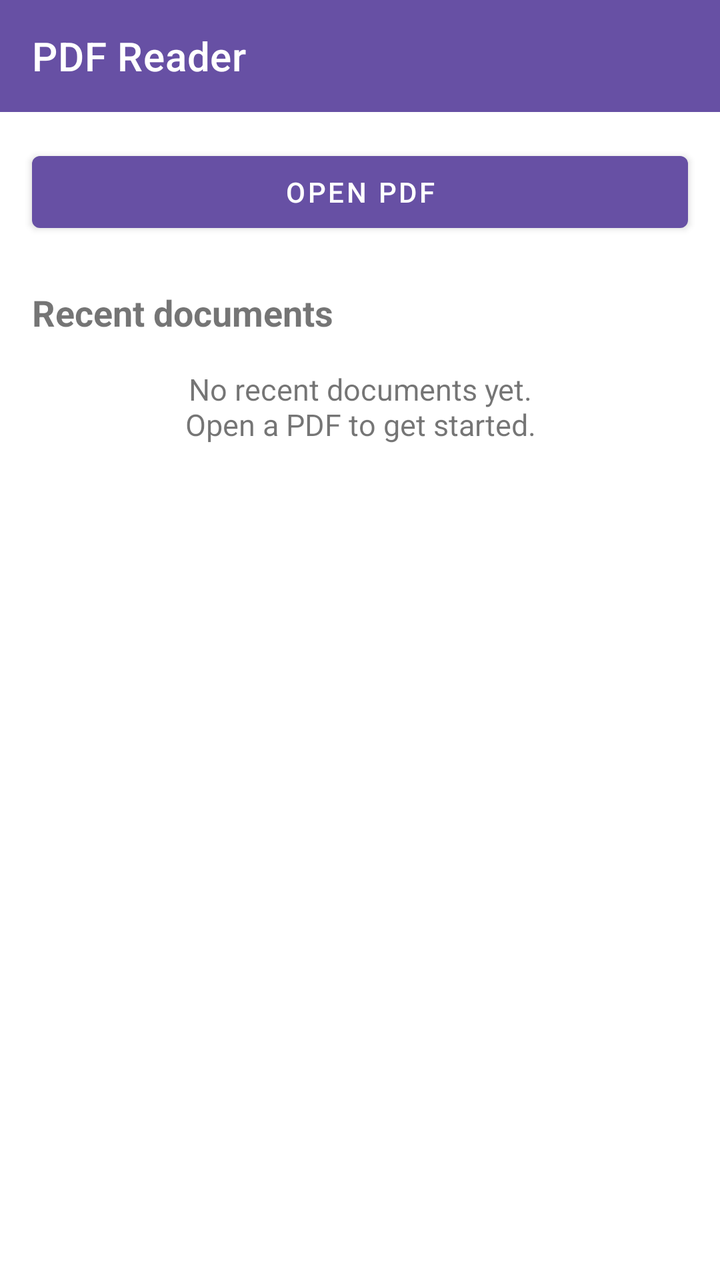
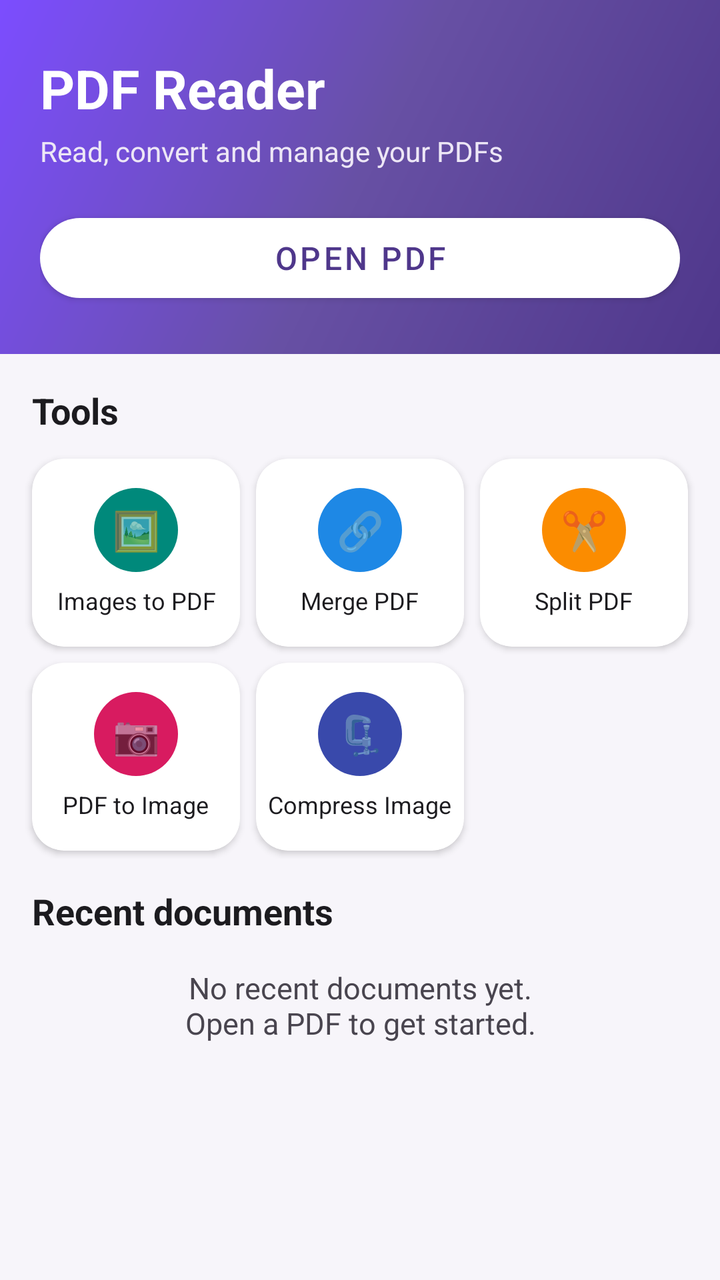

Before-and-after screenshots of an Android layout around one commit, followed by the original layout XML and the change that was made.
<!-- AndroidManifest.xml: application theme Theme.PDFReader -->
<!-- res/layout/activity_main.xml -->
<?xml version="1.0" encoding="utf-8"?>
<LinearLayout xmlns:android="http://schemas.android.com/apk/res/android"
    android:layout_width="match_parent"
    android:layout_height="match_parent"
    android:orientation="vertical">

    <com.google.android.material.appbar.MaterialToolbar
        android:id="@+id/toolbar"
        android:layout_width="match_parent"
        android:layout_height="?attr/actionBarSize"
        android:background="?attr/colorPrimary"
        app:title="@string/app_name"
        app:titleTextColor="@android:color/white"
        xmlns:app="http://schemas.android.com/apk/res-auto" />

    <com.google.android.material.button.MaterialButton
        android:id="@+id/btnOpenPdf"
        android:layout_width="match_parent"
        android:layout_height="wrap_content"
        android:layout_margin="16dp"
        android:text="@string/open_pdf" />

    <TextView
        android:layout_width="wrap_content"
        android:layout_height="wrap_content"
        android:layout_marginStart="16dp"
        android:layout_marginTop="8dp"
        android:text="@string/recent_documents"
        android:textSize="18sp"
        android:textStyle="bold" />

    <TextView
        android:id="@+id/tvEmpty"
        android:layout_width="match_parent"
        android:layout_height="wrap_content"
        android:layout_margin="16dp"
        android:gravity="center"
        android:text="@string/no_recents"
        android:textSize="15sp" />

    <androidx.recyclerview.widget.RecyclerView
        android:id="@+id/rvRecents"
        android:layout_width="match_parent"
        android:layout_height="0dp"
        android:layout_weight="1"
        android:padding="8dp" />

</LinearLayout>
<!-- resources referenced by this layout -->
<resources>
  <string name="app_name">PDF Reader</string>
  <string name="no_recents">No recent documents yet.\nOpen a PDF to get started.</string>
  <string name="open_pdf">Open PDF</string>
  <string name="recent_documents">Recent documents</string>
  <style name="Theme.PDFReader" parent="Theme.MaterialComponents.DayNight.NoActionBar">
          <item name="colorPrimary">@color/purple_500</item>
          <item name="colorPrimaryVariant">@color/purple_700</item>
          <item name="colorOnPrimary">@color/white</item>
      </style>
  <color name="purple_500">#6750A4</color>
  <color name="purple_700">#4F378B</color>
  <color name="white">#FFFFFF</color>
</resources>

<!-- the commit's change to res/layout/activity_main.xml (unified diff, before → after) -->
@@ -1,31 +1,277 @@
 <?xml version="1.0" encoding="utf-8"?>
 <LinearLayout xmlns:android="http://schemas.android.com/apk/res/android"
+    xmlns:app="http://schemas.android.com/apk/res-auto"
     android:layout_width="match_parent"
     android:layout_height="match_parent"
+    android:background="@color/screen_bg"
     android:orientation="vertical">
 
-    <com.google.android.material.appbar.MaterialToolbar
-        android:id="@+id/toolbar"
-        android:layout_width="match_parent"
-        android:layout_height="?attr/actionBarSize"
-        android:background="?attr/colorPrimary"
-        app:title="@string/app_name"
-        app:titleTextColor="@android:color/white"
-        xmlns:app="http://schemas.android.com/apk/res-auto" />
-
-    <com.google.android.material.button.MaterialButton
-        android:id="@+id/btnOpenPdf"
-        android:layout_width="match_parent"
-        android:layout_height="wrap_content"
-        android:layout_margin="16dp"
-        android:text="@string/open_pdf" />
+    
+    <LinearLayout
+        android:layout_width="match_parent"
+        android:layout_height="wrap_content"
+        android:background="@drawable/bg_header_gradient"
+        android:orientation="vertical"
+        android:paddingStart="20dp"
+        android:paddingTop="26dp"
+        android:paddingEnd="20dp"
+        android:paddingBottom="22dp">
+
+        <TextView
+            android:layout_width="wrap_content"
+            android:layout_height="wrap_content"
+            android:text="@string/app_name"
+            android:textColor="@android:color/white"
+            android:textSize="27sp"
+            android:textStyle="bold" />
+
+        <TextView
+            android:layout_width="wrap_content"
+            android:layout_height="wrap_content"
+            android:layout_marginTop="4dp"
+            android:text="Read, convert and manage your PDFs"
+            android:textColor="#EDE7F6"
+            android:textSize="14sp" />
+
+        <com.google.android.material.button.MaterialButton
+            android:id="@+id/btnOpenPdf"
+            android:layout_width="match_parent"
+            android:layout_height="52dp"
+            android:layout_marginTop="18dp"
+            android:text="@string/open_pdf"
+            android:textColor="@color/purple_700"
+            android:textSize="16sp"
+            app:backgroundTint="@android:color/white"
+            app:cornerRadius="26dp" />
+    </LinearLayout>
 
     <TextView
         android:layout_width="wrap_content"
         android:layout_height="wrap_content"
         android:layout_marginStart="16dp"
-        android:layout_marginTop="8dp"
+        android:layout_marginTop="16dp"
+        android:text="Tools"
+        android:textColor="@color/ink"
+        android:textSize="18sp"
+        android:textStyle="bold" />
+
+    
+    <LinearLayout
+        android:layout_width="match_parent"
+        android:layout_height="wrap_content"
+        android:orientation="horizontal"
+        android:paddingStart="12dp"
+        android:paddingEnd="12dp"
+        android:paddingTop="8dp">
+
+        <com.google.android.material.card.MaterialCardView
+            android:id="@+id/tileImagesToPdf"
+            android:layout_width="0dp"
+            android:layout_height="94dp"
+            android:layout_margin="4dp"
+            android:layout_weight="1"
+            app:cardBackgroundColor="@android:color/white"
+            app:cardCornerRadius="16dp"
+            app:cardElevation="2dp">
+
+            <LinearLayout
+                android:layout_width="match_parent"
+                android:layout_height="match_parent"
+                android:gravity="center"
+                android:orientation="vertical"
+                android:padding="6dp">
+
+                <TextView
+                    android:layout_width="42dp"
+                    android:layout_height="42dp"
+                    android:background="@drawable/bg_icon_circle"
+                    android:backgroundTint="@color/tile_teal"
+                    android:gravity="center"
+                    android:text="🖼️"
+                    android:textSize="19sp" />
+
+                <TextView
+                    android:layout_width="wrap_content"
+                    android:layout_height="wrap_content"
+                    android:layout_marginTop="6dp"
+                    android:gravity="center"
+                    android:text="Images to PDF"
+                    android:textColor="@color/ink"
+                    android:textSize="12sp" />
+            </LinearLayout>
+        </com.google.android.material.card.MaterialCardView>
+
+        <com.google.android.material.card.MaterialCardView
+            android:id="@+id/tileMerge"
+            android:layout_width="0dp"
+            android:layout_height="94dp"
+            android:layout_margin="4dp"
+            android:layout_weight="1"
+            app:cardBackgroundColor="@android:color/white"
+            app:cardCornerRadius="16dp"
+            app:cardElevation="2dp">
+
+            <LinearLayout
+                android:layout_width="match_parent"
+                android:layout_height="match_parent"
+                android:gravity="center"
+                android:orientation="vertical"
+                android:padding="6dp">
+
+                <TextView
+                    android:layout_width="42dp"
+                    android:layout_height="42dp"
+                    android:background="@drawable/bg_icon_circle"
+                    android:backgroundTint="@color/tile_blue"
+                    android:gravity="center"
+                    android:text="🔗"
+                    android:textSize="19sp" />
+
+                <TextView
+                    android:layout_width="wrap_content"
+                    android:layout_height="wrap_content"
+                    android:layout_marginTop="6dp"
+                    android:gravity="center"
+                    android:text="Merge PDF"
+                    android:textColor="@color/ink"
+                    android:textSize="12sp" />
+            </LinearLayout>
+        </com.google.android.material.card.MaterialCardView>
+
+        <com.google.android.material.card.MaterialCardView
+            android:id="@+id/tileSplit"
+            android:layout_width="0dp"
+            android:layout_height="94dp"
+            android:layout_margin="4dp"
+            android:layout_weight="1"
+            app:cardBackgroundColor="@android:color/white"
+            app:cardCornerRadius="16dp"
+            app:cardElevation="2dp">
+
+            <LinearLayout
+                android:layout_width="match_parent"
+                android:layout_height="match_parent"
+                android:gravity="center"
+                android:orientation="vertical"
+                android:padding="6dp">
+
+                <TextView
+                    android:layout_width="42dp"
+                    android:layout_height="42dp"
+                    android:background="@drawable/bg_icon_circle"
+                    android:backgroundTint="@color/tile_orange"
+                    android:gravity="center"
+                    android:text="✂️"
+                    android:textSize="19sp" />
+
+                <TextView
+                    android:layout_width="wrap_content"
+                    android:layout_height="wrap_content"
+                    android:layout_marginTop="6dp"
+                    android:gravity="center"
+                    android:text="Split PDF"
+                    android:textColor="@color/ink"
+                    android:textSize="12sp" />
+            </LinearLayout>
+        </com.google.android.material.card.MaterialCardView>
+    </LinearLayout>
+
+    
+    <LinearLayout
+        android:layout_width="match_parent"
+        android:layout_height="wrap_content"
+        android:orientation="horizontal"
+        android:paddingStart="12dp"
+        android:paddingEnd="12dp">
+
+        <com.google.android.material.card.MaterialCardView
+            android:id="@+id/tilePdfToImage"
+            android:layout_width="0dp"
+            android:layout_height="94dp"
+            android:layout_margin="4dp"
+            android:layout_weight="1"
+            app:cardBackgroundColor="@android:color/white"
+            app:cardCornerRadius="16dp"
+            app:cardElevation="2dp">
+
+            <LinearLayout
+                android:layout_width="match_parent"
+                android:layout_height="match_parent"
+                android:gravity="center"
+                android:orientation="vertical"
+                android:padding="6dp">
+
+                <TextView
+                    android:layout_width="42dp"
+                    android:layout_height="42dp"
+                    android:background="@drawable/bg_icon_circle"
+                    android:backgroundTint="@color/tile_pink"
+                    android:gravity="center"
+                    android:text="📷"
+                    android:textSize="19sp" />
+
+                <TextView
+                    android:layout_width="wrap_content"
+                    android:layout_height="wrap_content"
+                    android:layout_marginTop="6dp"
+                    android:gravity="center"
+                    android:text="PDF to Image"
+                    android:textColor="@color/ink"
+                    android:textSize="12sp" />
+            </LinearLayout>
+        </com.google.android.material.card.MaterialCardView>
+
+        <com.google.android.material.card.MaterialCardView
+            android:id="@+id/tileCompress"
+            android:layout_width="0dp"
+            android:layout_height="94dp"
+            android:layout_margin="4dp"
+            android:layout_weight="1"
+            app:cardBackgroundColor="@android:color/white"
+            app:cardCornerRadius="16dp"
+            app:cardElevation="2dp">
+
+            <LinearLayout
+                android:layout_width="match_parent"
+                android:layout_height="match_parent"
+                android:gravity="center"
+                android:orientation="vertical"
+                android:padding="6dp">
+
+                <TextView
+                    android:layout_width="42dp"
+                    android:layout_height="42dp"
+                    android:background="@drawable/bg_icon_circle"
+                    android:backgroundTint="@color/tile_indigo"
+                    android:gravity="center"
+                    android:text="🗜️"
+                    android:textSize="19sp" />
+
+                <TextView
+                    android:layout_width="wrap_content"
+                    android:layout_height="wrap_content"
+                    android:layout_marginTop="6dp"
+                    android:gravity="center"
+                    android:text="Compress Image"
+                    android:textColor="@color/ink"
+                    android:textSize="12sp" />
+            </LinearLayout>
+        </com.google.android.material.card.MaterialCardView>
+
+        <View
+            android:layout_width="0dp"
+            android:layout_height="94dp"
+            android:layout_margin="4dp"
+            android:layout_weight="1" />
+    </LinearLayout>
+
+    <TextView
+        android:layout_width="wrap_content"
+        android:layout_height="wrap_content"
+        android:layout_marginStart="16dp"
+        android:layout_marginTop="14dp"
         android:text="@string/recent_documents"
+        android:textColor="@color/ink"
         android:textSize="18sp"
         android:textStyle="bold" />
 
@@ -36,6 +282,7 @@
         android:layout_margin="16dp"
         android:gravity="center"
         android:text="@string/no_recents"
+        android:textColor="@color/grey_text"
         android:textSize="15sp" />
 
     <androidx.recyclerview.widget.RecyclerView
@@ -43,6 +290,8 @@
         android:layout_width="match_parent"
         android:layout_height="0dp"
         android:layout_weight="1"
+        android:clipToPadding="false"
+        android:layoutAnimation="@anim/layout_fall_down"
         android:padding="8dp" />
 
 </LinearLayout>
<!-- resource entries referenced after the edit -->
@@ -1,5 +1,7 @@
 <!-- resources referenced by this layout -->
 <resources>
+  <color name="grey_text">#49454F</color>
+  <color name="ink">#1C1B1F</color>
   <string name="app_name">PDF Reader</string>
   <string name="no_recents">No recent documents yet.\nOpen a PDF to get started.</string>
   <string name="open_pdf">Open PDF</string>
@@ -11,6 +13,29 @@
       </style>
   <color name="purple_500">#6750A4</color>
   <color name="purple_700">#4F378B</color>
+  <color name="screen_bg">#F7F5FA</color>
+  <color name="tile_blue">#1E88E5</color>
+  <color name="tile_indigo">#3949AB</color>
+  <color name="tile_orange">#FB8C00</color>
+  <color name="tile_pink">#D81B60</color>
+  <color name="tile_teal">#00897B</color>
+  <!-- drawable bg_header_gradient (drawable) -->
+  <?xml version="1.0" encoding="utf-8"?>
+  <shape xmlns:android="http://schemas.android.com/apk/res/android"
+      android:shape="rectangle">
+      <gradient
+          android:angle="135"
+          android:startColor="#4F378B"
+          android:centerColor="#6750A4"
+          android:endColor="#7C4DFF"
+          android:type="linear" />
+  </shape>
+  <!-- drawable bg_icon_circle (drawable) -->
+  <?xml version="1.0" encoding="utf-8"?>
+  <shape xmlns:android="http://schemas.android.com/apk/res/android"
+      android:shape="oval">
+      <solid android:color="#FFFFFF" />
+  </shape>
   <color name="white">#FFFFFF</color>
 </resources>
 
